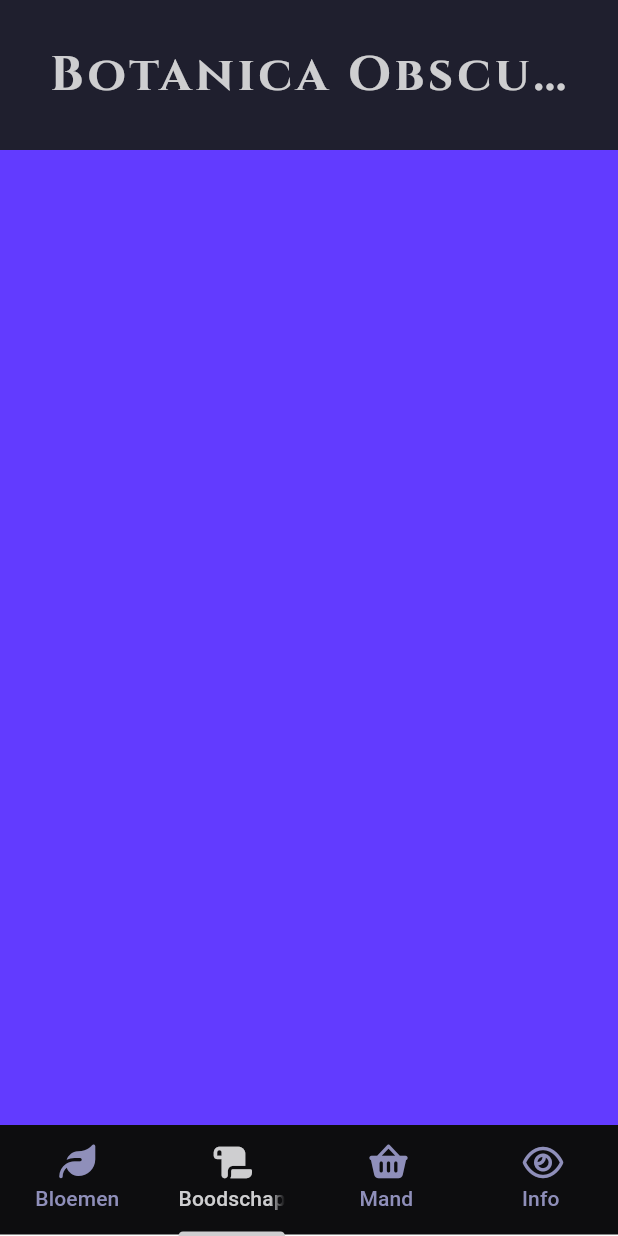
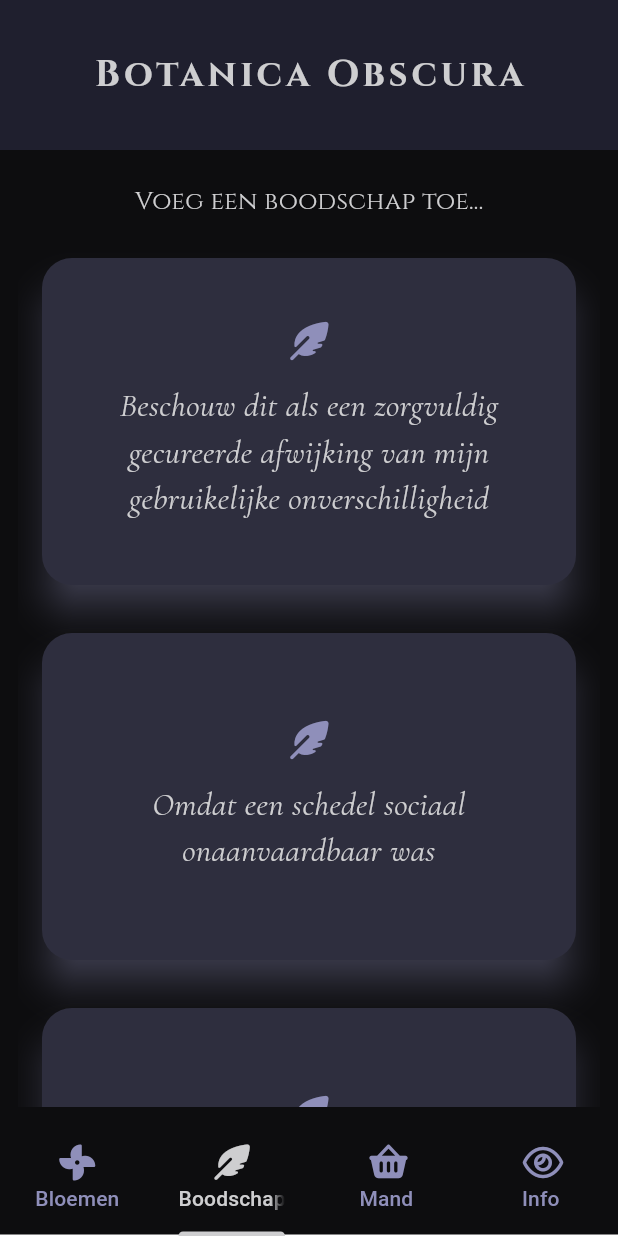
Before and after one commit to annemievdc/flowershop, a Flutter app: the screen it shows after launch, item 2 of the bottom bar chosen, on a phone screen of 412 x 824 dp. Run offline on Flutter 3.47's test engine with Material 3 defaults, Android fonts, the phone set to English and light mode, and no system bars; our stand-ins replace font_awesome_flutter.

Commit message:
boodchap toevoegen

```diff
--- /dev/null
+++ b/lib/data/messages.dart
@@ -0,0 +1,54 @@
+import 'package:flowershop/models/message.dart';
+
+final List<Message> messages = [
+  Message(
+    '1',
+    'Beschouw dit als een zorgvuldig gecureerde afwijking van mijn gebruikelijke onverschilligheid',
+    '',
+  ),
+  Message('2', 'Omdat een schedel sociaal onaanvaardbaar was', ''),
+  Message('3', 'Ik bied zelden troost. Hier is een acceptabel alternatief', ''),
+  Message(
+    '4',
+    'Deze dag wordt op een wel heel bijzondere manier ontwrichtend.',
+    'Wednesday Addams',
+  ),
+  Message(
+    '5',
+    'Je bent angstaanjagend... en dat vind ik geweldig',
+    'Gomez Addams',
+  ),
+  Message('6', 'Normaal is een illusie', 'Morticia Addams'),
+  Message(
+    '7',
+    'Wat normaal is voor de spin, is chaos voor de vlieg',
+    'Morticia Addams',
+  ),
+  Message(
+    '8',
+    'Om zonder jou te moeten leven zou een marteling zijn',
+    'Gomez Addams',
+  ),
+  Message('9', 'Mijn donkerste gedachten bloeien in jouw gezelschap', ''),
+  Message(
+    '10',
+    'Je kunt de doden niet tot leven wekken, geloof me, ik heb het geprobeerd.',
+    'Wednesday Addams',
+  ),
+  Message('11', 'Je hebt mijn apathie ernstig onderschat', 'Wednesday Addams'),
+  Message(
+    '12',
+    'Je vluchtige moment van roem zal sneller vervagen dan je doorsnee uiterlijk.',
+    'Wednesday Addams',
+  ),
+  Message(
+    '13',
+    'Ik hoop dat je ooit de onbeschrijflijke vreugde zult ervaren van het hebben van kinderen, en van het betalen van iemand anders om ze op te voeden.',
+    'Gomez Addams',
+  ),
+  Message(
+    '14',
+    'Ik was van plan me te gedragen, maar er waren zoveel andere mogelijkheden.',
+    'Wednesday Addams',
+  ),
+];
--- a/lib/main.dart
+++ b/lib/main.dart
@@ -48,8 +48,8 @@ class FlowerApp extends StatelessWidget {
           labelColor: AppTheme.boneWhite,
           unselectedLabelColor: AppTheme.mutedPurple,
           tabs: [
-            Tab(icon: Icon(FontAwesomeIcons.leaf), text: "Bloemen"),
-            Tab(icon: Icon(FontAwesomeIcons.scroll), text: "Boodschap"),
+            Tab(icon: Icon(FontAwesomeIcons.fan), text: "Bloemen"),
+            Tab(icon: Icon(FontAwesomeIcons.featherPointed), text: "Boodschap"),
             Tab(icon: Icon(FontAwesomeIcons.basketShopping), text: "Mand"),
             Tab(icon: Icon(FontAwesomeIcons.eye), text: "Info"),
           ],
@@ -58,7 +58,7 @@ class FlowerApp extends StatelessWidget {
         body: TabBarView(
           children: [
             FlowerPage(cartViewModel: cartViewModel),
-            MessagePage(),
+            MessagePage(cartViewModel: cartViewModel),
             CartPage(cartViewModel: cartViewModel),
             InfoPage(),
           ],
--- /dev/null
+++ b/lib/models/message.dart
@@ -0,0 +1,7 @@
+class Message {
+  final String id;
+  final String messagecontent;
+  final String? author;
+
+  Message(this.id, this.messagecontent, this.author);
+}
--- a/lib/theme/app_text_styles.dart
+++ b/lib/theme/app_text_styles.dart
@@ -7,7 +7,7 @@ class AppTextStyles {
     return TextStyle(
       fontFamily: 'Cinzel',
       fontWeight: FontWeight.bold,
-      fontSize: MediaQuery.of(context).size.width * 0.08,
+      fontSize: MediaQuery.of(context).size.width * 0.06,
       color: AppTheme.boneWhite,
       letterSpacing: 2.5,
     );
@@ -16,7 +16,7 @@ class AppTextStyles {
   static TextStyle subtitle(BuildContext context) {
     return TextStyle(
       fontFamily: 'Cinzel',
-      fontSize: MediaQuery.of(context).size.width * 0.06,
+      fontSize: MediaQuery.of(context).size.width * 0.04,
       color: AppTheme.boneWhite,
     );
   }
--- a/lib/viewmodels/cart_view_model.dart
+++ b/lib/viewmodels/cart_view_model.dart
@@ -1,9 +1,11 @@
 import 'package:flowershop/models/cart_item.dart';
+import 'package:flowershop/models/message.dart';
 
 import '../models/flower.dart';
 
 class CartViewModel {
   final List<CartItem> cart = [];
+  Message? selectedMessage;
 
   void addFlower(Flower flower) {
     //zoek waar de bloem met id x in de lijst zit, vergelijk op id.
@@ -39,4 +41,8 @@ class CartViewModel {
     }
     return cartTotalPrice;
   }
+
+  void addMessage(Message message) {
+    selectedMessage = message;
+  }
 }
--- a/lib/views/cart_page.dart
+++ b/lib/views/cart_page.dart
@@ -1,29 +1,31 @@
 import 'package:flowershop/theme/app_text_styles.dart';
+import 'package:flowershop/theme/app_theme.dart';
 import 'package:flowershop/viewmodels/cart_view_model.dart';
 import 'package:flowershop/widgets/cartitem_card.dart';
 import 'package:flutter/material.dart';
+import 'package:font_awesome_flutter/font_awesome_flutter.dart';
 
 class CartPage extends StatelessWidget {
   final CartViewModel cartViewModel;
+
   const CartPage({super.key, required this.cartViewModel});
 
   @override
   Widget build(BuildContext context) {
     return Scaffold(
       body: Padding(
-        padding: const EdgeInsets.all(12),
+        padding: const EdgeInsets.all(16),
         child: Column(
           children: [
-            Padding(
-              padding: const EdgeInsets.all(10.0),
-              child: Center(
-                child: Text(
-                  'Selectie',
+            const SizedBox(height: 20),
+
+            Text(
+              'Jou duistere selectie',
               style: AppTextStyles.subtitle(context),
-                  maxLines: 1,
             ),
-              ),
-            ),
+
+            const SizedBox(height: 20),
+
             Expanded(
               child: cartViewModel.cart.isEmpty
                   ? Center(
@@ -31,34 +33,69 @@ class CartPage extends StatelessWidget {
                         'Nog geen botanische offers gekozen...',
                         style: AppTextStyles.body(context),
                       ),
-                    ) //als leeg
+                    )
                   : ListView.builder(
-                      //en anders doe build listview
-                      itemCount: cartViewModel.cart.length + 1,
+                      itemCount: cartViewModel.cart.length,
                       itemBuilder: (context, index) {
-                        if (index == cartViewModel.cart.length) {
-                          return Padding(
-                            padding: EdgeInsets.all(10),
+                        final item = cartViewModel.cart[index];
+                        return CartItemCard(item: item);
+                      },
+                    ),
+            ),
+
+            Card(
+              color: AppTheme.darkSlate,
+              shape: RoundedRectangleBorder(
+                borderRadius: BorderRadius.circular(20),
+              ),
+              child: Padding(
+                padding: const EdgeInsets.all(18),
                 child: Row(
                   mainAxisAlignment: MainAxisAlignment.spaceBetween,
                   children: [
-                                Text(
-                                  'Totaal : ',
-                                  style: AppTextStyles.cardtitle(context),
-                                ),
+                    Text('Totaal', style: AppTextStyles.cardtitle(context)),
                     Text(
                       '${cartViewModel.cartTotalPrice.toStringAsFixed(2)} €',
                       style: AppTextStyles.cardtitle(context),
                     ),
                   ],
                 ),
-                          );
-                        }
-                        final item = cartViewModel.cart[index];
-                        return CartItemCard(item: item);
-                      },
               ),
             ),
+
+            const SizedBox(height: 16),
+
+            Card(
+              color: AppTheme.darkSlate,
+              shape: RoundedRectangleBorder(
+                borderRadius: BorderRadius.circular(20),
+              ),
+              child: Padding(
+                padding: const EdgeInsets.all(18),
+                child: Row(
+                  crossAxisAlignment: CrossAxisAlignment.start,
+                  children: [
+                    const Icon(
+                      FontAwesomeIcons.featherPointed,
+                      color: AppTheme.mutedPurple,
+                      size: 20,
+                    ),
+
+                    const SizedBox(width: 14),
+
+                    Expanded(
+                      child: Text(
+                        cartViewModel.selectedMessage?.messagecontent ??
+                            "Geen boodschap geselecteerd, kilte is ook een keuze... ",
+                        style: AppTextStyles.cardsubtitle(context),
+                      ),
+                    ),
+                  ],
+                ),
+              ),
+            ),
+
+            const SizedBox(height: 20),
           ],
         ),
       ),
--- a/lib/views/flower_page.dart
+++ b/lib/views/flower_page.dart
@@ -26,7 +26,7 @@ class _FlowerPageState extends State<FlowerPage> {
               padding: const EdgeInsets.all(10.0),
               child: Center(
                 child: Text(
-                  'Onheilspellend Elegant',
+                  'Stel je boeket samen...',
                   style: AppTextStyles.subtitle(context),
                   maxLines: 1,
                 ),
--- a/lib/views/message_page.dart
+++ b/lib/views/message_page.dart
@@ -1,14 +1,64 @@
+import 'package:flowershop/data/messages.dart';
+import 'package:flowershop/models/message.dart';
+import 'package:flowershop/theme/app_text_styles.dart';
+import 'package:flowershop/viewmodels/cart_view_model.dart';
+import 'package:flowershop/widgets/message_card.dart';
 import 'package:flutter/material.dart';
 
-class MessagePage extends StatelessWidget {
-  const MessagePage({super.key});
+class MessagePage extends StatefulWidget {
+  final CartViewModel cartViewModel;
+  const MessagePage({super.key, required this.cartViewModel});
 
   @override
+  State<MessagePage> createState() => _MessagePageState();
+}
+
+class _MessagePageState extends State<MessagePage> {
+  Message? selectedMessage;
+  @override
   Widget build(BuildContext context) {
-    return Container(
-      color: const Color.fromARGB(255, 98, 59, 255),
-      height: 500,
-      width: double.infinity,
+    return Scaffold(
+      body: Padding(
+        padding: const EdgeInsets.all(12),
+        child: Column(
+          children: [
+            Padding(
+              padding: const EdgeInsets.all(10),
+              child: Center(
+                child: Text(
+                  "Voeg een boodschap toe...",
+                  style: AppTextStyles.subtitle(context),
+                  maxLines: 1,
+                ),
+              ),
+            ),
+            Expanded(
+              child: ListView.builder(
+                itemCount: messages.length,
+                itemBuilder: (context, index) {
+                  final message = messages[index];
+
+                  return SizedBox(
+                    height: 250,
+                    child: MessageCard(
+                      message: message,
+                      isSelected:
+                          selectedMessage?.messagecontent ==
+                          message.messagecontent,
+                      onAddMessage: () {
+                        setState(() {
+                          selectedMessage = message;
+                          widget.cartViewModel.addMessage(message);
+                        });
+                      },
+                    ),
+                  );
+                },
+              ),
+            ),
+          ],
+        ),
+      ),
     );
   }
 }
--- a/lib/widgets/flower_card.dart
+++ b/lib/widgets/flower_card.dart
@@ -33,7 +33,7 @@ class FlowerCard extends StatelessWidget {
           crossAxisAlignment: CrossAxisAlignment.start,
           children: <Widget>[
             Expanded(
-              flex: 5,
+              flex: 4,
               child: ClipRRect(
                 borderRadius: BorderRadius.vertical(top: Radius.circular(20)),
                 child: SizedBox(
@@ -43,7 +43,7 @@ class FlowerCard extends StatelessWidget {
               ),
             ),
             Expanded(
-              flex: 2,
+              flex: 3,
               child: Container(
                 width: double.infinity,
 
--- /dev/null
+++ b/lib/widgets/message_card.dart
@@ -0,0 +1,72 @@
+import 'package:flowershop/models/message.dart';
+import 'package:flowershop/theme/app_text_styles.dart';
+import 'package:flowershop/theme/app_theme.dart';
+import 'package:flutter/material.dart';
+import 'package:font_awesome_flutter/font_awesome_flutter.dart';
+
+class MessageCard extends StatelessWidget {
+  final Message message;
+  final VoidCallback onAddMessage;
+  final bool isSelected;
+
+  const MessageCard({
+    super.key,
+    required this.message,
+    required this.onAddMessage,
+    required this.isSelected,
+  });
+
+  @override
+  Widget build(BuildContext context) {
+    return Padding(
+      padding: const EdgeInsets.all(12.0),
+      child: InkWell(
+        borderRadius: BorderRadius.circular(20),
+        onTap: onAddMessage,
+
+        child: Card(
+          shape: RoundedRectangleBorder(
+            borderRadius: BorderRadius.circular(20),
+            side: BorderSide(
+              color: isSelected ? AppTheme.boneWhite : Colors.transparent,
+              width: 2,
+            ),
+          ),
+          color: isSelected ? AppTheme.stoneGray : AppTheme.darkSlate,
+
+          elevation: 10,
+          shadowColor: AppTheme.mutedPurple,
+          child: Padding(
+            padding: const EdgeInsets.all(18),
+            child: Column(
+              mainAxisAlignment: MainAxisAlignment.center,
+              children: [
+                const Icon(
+                  FontAwesomeIcons.featherPointed,
+                  size: 26,
+                  color: AppTheme.mutedPurple,
+                ),
+
+                const SizedBox(height: 14),
+
+                Text(
+                  message.messagecontent,
+                  textAlign: TextAlign.center,
+                  maxLines: 5,
+                  overflow: TextOverflow.ellipsis,
+                  style: AppTextStyles.cardsubtitle(context),
+                ),
+
+                if (message.author != null && message.author!.isNotEmpty)
+                  Text(
+                    " - ${message.author}",
+                    style: AppTextStyles.cardbody(context),
+                  ),
+              ],
+            ),
+          ),
+        ),
+      ),
+    );
+  }
+}
```
Also changed, not shown: assets/images/frame.png (added), assets/images/thing.jpg (added). Lines whose indentation alone changed are shown as unchanged.
